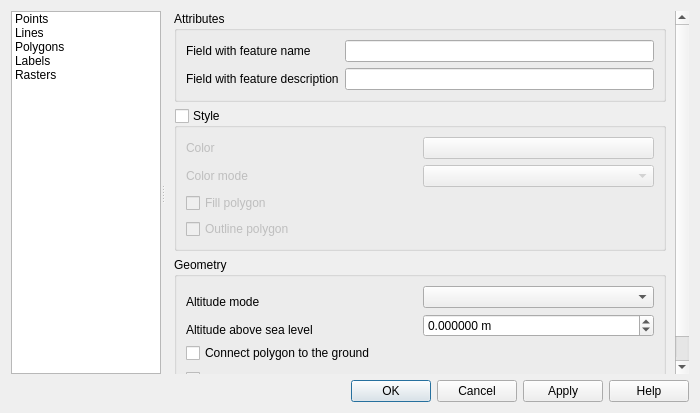
This is ui/optionsdialogbase.ui in alexbruy/getools as Qt 5 draws it before an edit. The edited form follows.
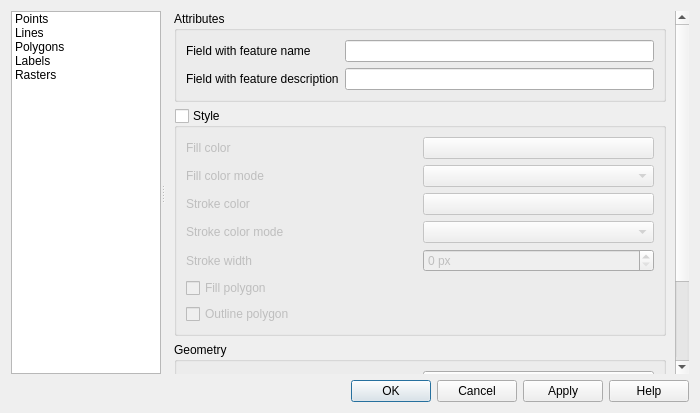
This is the edited form. The open tabs and pages were chosen to show the change. Custom widgets are drawn as their Qt base class.

Commit message: allow to configure fill and stroke for polygon style

What changed in the file:
```diff
--- a/ui/optionsdialogbase.ui
+++ b/ui/optionsdialogbase.ui
@@ -612,9 +612,9 @@
               <property name="geometry">
                <rect>
                 <x>0</x>
-                <y>0</y>
-                <width>340</width>
-                <height>409</height>
+                <y>-132</y>
+                <width>514</width>
+                <height>497</height>
                </rect>
               </property>
               <layout class="QVBoxLayout" name="verticalLayout_16">
@@ -674,17 +674,24 @@
                   <bool>false</bool>
                  </property>
                  <layout class="QGridLayout" name="gridLayout_5">
+                  <item row="3" column="0">
+                   <widget class="QLabel" name="label_27">
+                    <property name="text">
+                     <string>Stroke color mode</string>
+                    </property>
+                   </widget>
+                  </item>
                   <item row="1" column="0">
                    <widget class="QLabel" name="label_12">
                     <property name="text">
-                     <string>Color mode</string>
+                     <string>Fill color mode</string>
                     </property>
                    </widget>
                   </item>
                   <item row="0" column="0">
                    <widget class="QLabel" name="label_11">
                     <property name="text">
-                     <string>Color</string>
+                     <string>Fill color</string>
                     </property>
                    </widget>
                   </item>
@@ -701,20 +708,54 @@
                   <item row="1" column="1">
                    <widget class="QComboBox" name="cmbPolygonColorMode"/>
                   </item>
-                  <item row="2" column="0">
+                  <item row="5" column="0">
                    <widget class="QCheckBox" name="chkPolygonFill">
                     <property name="text">
                      <string>Fill polygon</string>
                     </property>
                    </widget>
                   </item>
-                  <item row="3" column="0">
+                  <item row="6" column="0">
                    <widget class="QCheckBox" name="chkPolygonOutline">
                     <property name="text">
                      <string>Outline polygon</string>
                     </property>
                    </widget>
                   </item>
+                  <item row="2" column="0">
+                   <widget class="QLabel" name="label_26">
+                    <property name="text">
+                     <string>Stroke color</string>
+                    </property>
+                   </widget>
+                  </item>
+                  <item row="4" column="0">
+                   <widget class="QLabel" name="label_28">
+                    <property name="text">
+                     <string>Stroke width</string>
+                    </property>
+                   </widget>
+                  </item>
+                  <item row="3" column="1">
+                   <widget class="QComboBox" name="cmbPolygonStrokeColorMode"/>
+                  </item>
+                  <item row="2" column="1">
+                   <widget class="QgsColorButton" name="btnPolygonStrokeColor">
+                    <property name="text">
+                     <string/>
+                    </property>
+                    <property name="allowOpacity" stdset="0">
+                     <bool>true</bool>
+                    </property>
+                   </widget>
+                  </item>
+                  <item row="4" column="1">
+                   <widget class="QSpinBox" name="spnPolygonStrokeWidth">
+                    <property name="suffix">
+                     <string> px</string>
+                    </property>
+                   </widget>
+                  </item>
                  </layout>
                 </widget>
                </item>
@@ -756,10 +797,13 @@
                      <string> m</string>
                     </property>
                     <property name="decimals">
-                     <number>6</number>
+                     <number>2</number>
                     </property>
                     <property name="minimum">
-                     <double>-999999.999998999992386</double>
+                     <double>-9999999.990000000223517</double>
+                    </property>
+                    <property name="maximum">
+                     <double>9999999.990000000223517</double>
                     </property>
                     <property name="value">
                      <double>0.000000000000000</double>
```
Left out of the diff: 37 changed lines with no effect on the pictures. The commit also changes 1 other file.
